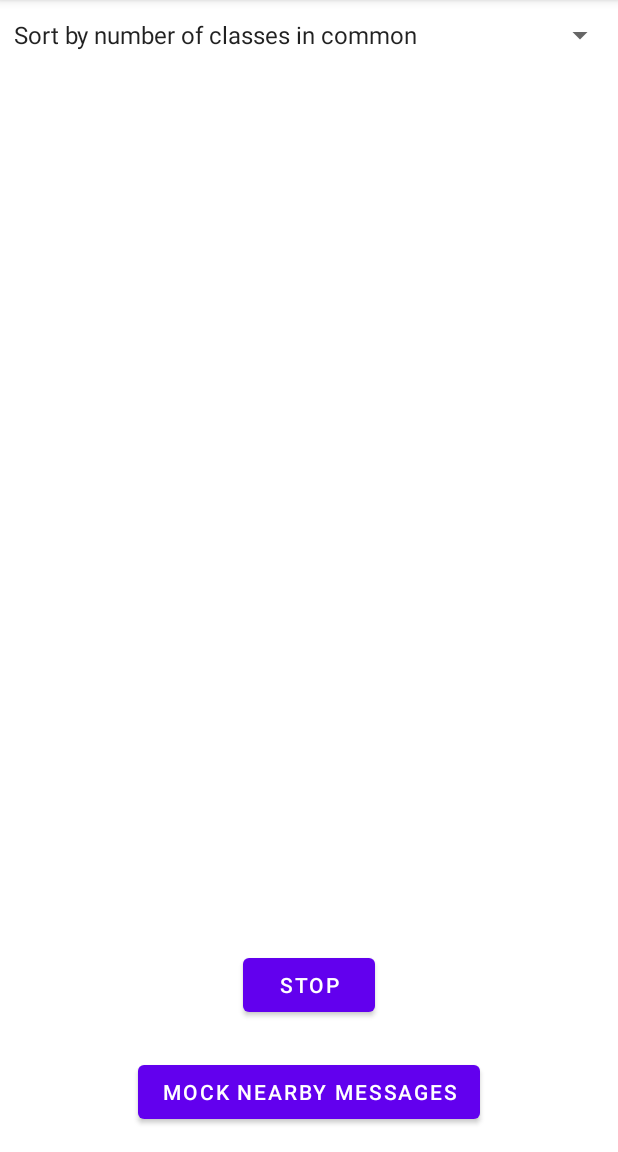
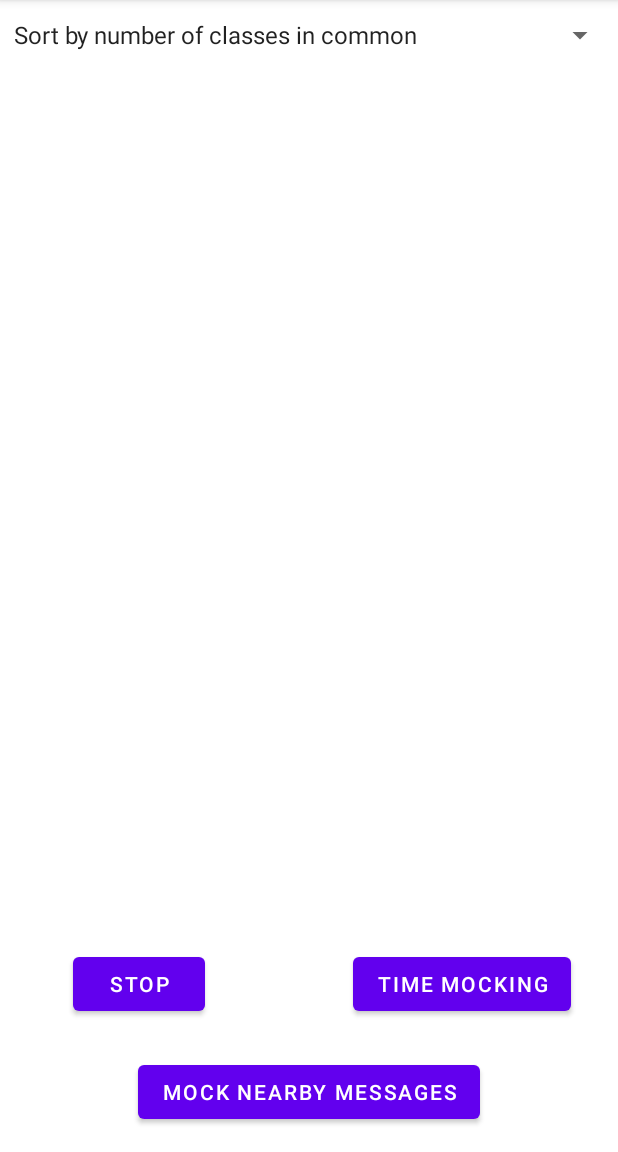
Before and after one commit to Binghong-Leo-Li/Birds-of-Feathers, an Android app: the MainActivity screen opened directly, with no data from a screen before it, on a phone screen of 412 x 824 dp, the part 84-1236 px from its top. Run offline under Robolectric (Android 15) with nearby library versions, the phone set to English and light mode, and no system bars; 2 statements that could not run were skipped.

Commit message:
time_mock

```diff
--- a/app/src/main/AndroidManifest.xml
+++ b/app/src/main/AndroidManifest.xml
@@ -12,7 +12,9 @@
         android:supportsRtl="true"
         android:theme="@style/Theme.BirdsOfAFeather">
         <activity
-
+            android:name=".MockingTime"
+            android:exported="false" />
+        <activity
             android:name=".HomeActivity"
             android:exported="true">
             <intent-filter>
@@ -24,7 +26,6 @@
         <activity
             android:name=".FavoriteListActivity"
             android:exported="false" />
-
 
         <meta-data
             android:name="com.google.android.nearby.messages.API_KEY"
@@ -45,6 +46,7 @@
         <activity
             android:name=".MainActivity"
             android:exported="true">
+
             <!--
             <intent-filter>
                 <action android:name="android.intent.action.MAIN" />
--- a/app/src/main/java/edu/ucsd/cse110wi22/team6/bof/MainActivity.java
+++ b/app/src/main/java/edu/ucsd/cse110wi22/team6/bof/MainActivity.java
@@ -128,6 +128,11 @@ public class MainActivity extends AppCompatActivity {
             startActivity(intent);
         });
 
+        findViewById(R.id.time_mocking_btn).setOnClickListener(view -> {
+            Intent intent = new Intent(this, MockingTime.class);
+            startActivity(intent);
+        });
+
 
         // Applying Mocked data
         this.messageListener = new MockedMessageListener(new MessageListener() {
--- a/app/src/main/res/layout/activity_main.xml
+++ b/app/src/main/res/layout/activity_main.xml
@@ -45,10 +45,21 @@
         android:id="@+id/stop_button"
         android:layout_width="wrap_content"
         android:layout_height="wrap_content"
-        android:layout_marginBottom="23dp"
+        android:layout_marginBottom="24dp"
         android:text="Stop"
         app:layout_constraintBottom_toTopOf="@+id/mock_ui_button"
         app:layout_constraintEnd_toEndOf="parent"
+        app:layout_constraintHorizontal_bias="0.151"
         app:layout_constraintStart_toStartOf="parent" />
 
+    <Button
+        android:id="@+id/time_mocking_btn"
+        android:layout_width="wrap_content"
+        android:layout_height="wrap_content"
+        android:layout_marginEnd="31dp"
+        android:layout_marginBottom="24dp"
+        android:text="Time Mocking"
+        app:layout_constraintBottom_toTopOf="@+id/mock_ui_button"
+        app:layout_constraintEnd_toEndOf="parent" />
+
 </androidx.constraintlayout.widget.ConstraintLayout>
```
Also changed, not shown: app/src/main/java/edu/ucsd/cse110wi22/team6/bof/MockingTime.java (+21 -3 lines), app/src/main/res/layout/activity_mocking_time.xml (+40 -2 lines), app/src/main/res/values/strings.xml (+7 -1 lines).
